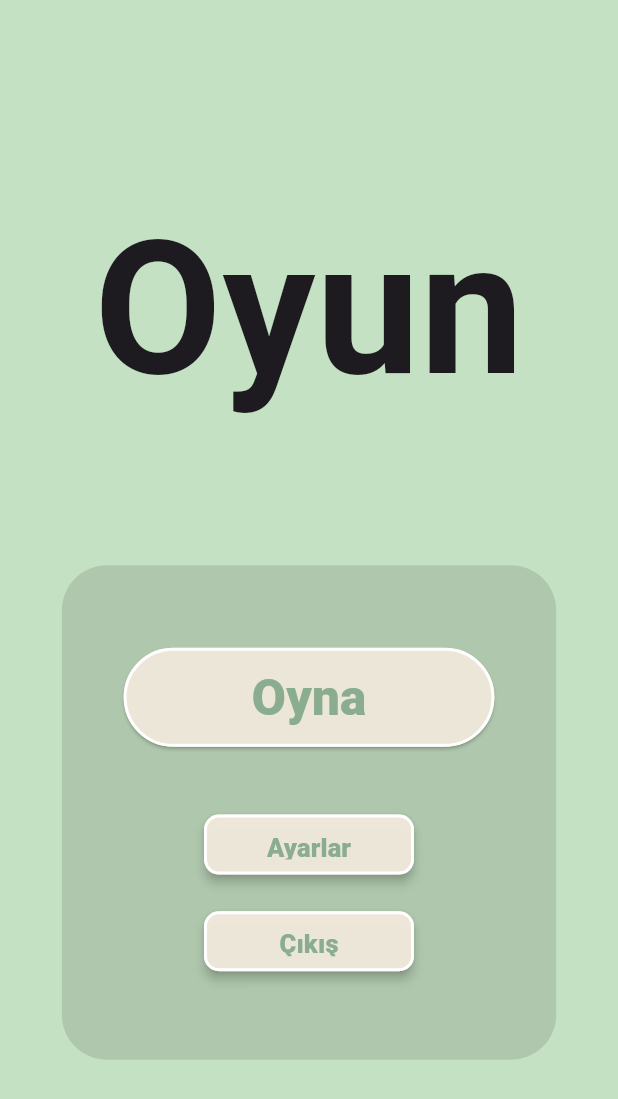
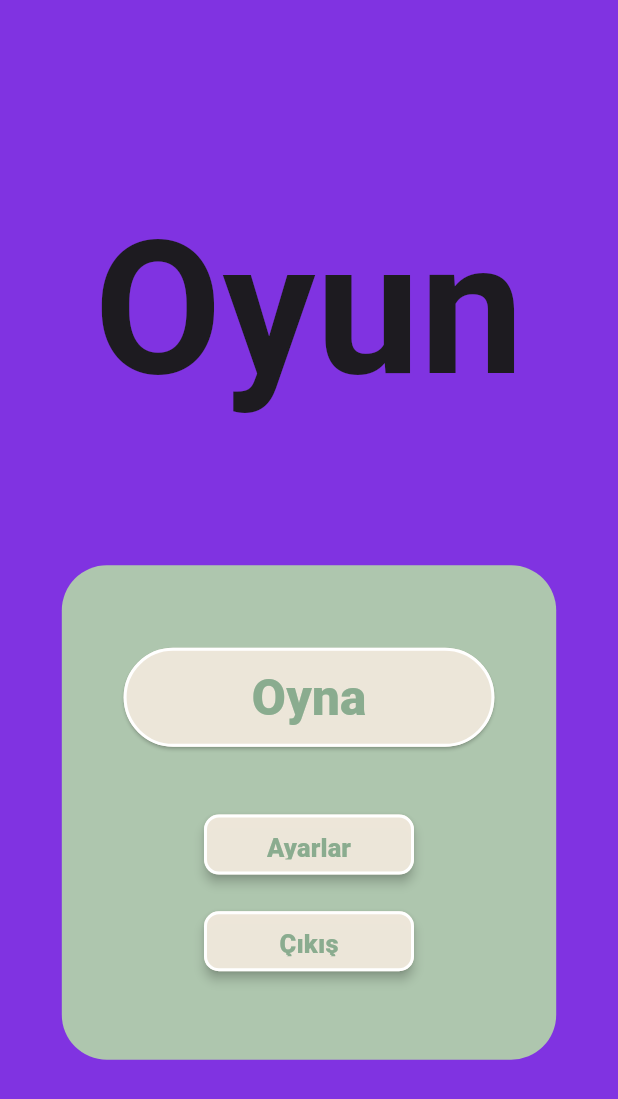
Before and after one commit to ensarsnr/Flutter-Game, a Flutter app: the screen it shows after launch, on a phone screen of 412 x 824 dp. Shown: the top 1099 px of the screen. Run offline on Flutter 3.47's test engine with Material 3 defaults, Android fonts, the phone set to English and light mode, and no system bars.

Commit message:
Added new colors

```diff
--- a/lib/constants/app_color.dart
+++ b/lib/constants/app_color.dart
@@ -5,5 +5,9 @@ class ColorConstants {
   static const ZANAH = Color(0xffbAFC8AD);
   static const EDELWEISS = Color(0xffbEEE7DA);
   static const NANO_WHITE = Color(0xffbF2F1EB);
-  static const GREEN_MYTH = Color(0xffbC3E2C2);
+  static const GREEN_MYTH = Color(0xffb7E30E1);
+  static const COTTON_BALL = Color(0xffbF3F8FF);
+  static const HIBISCUS_POP = Color(0xffbE26EE5);
+  static const THICK_PURPLE = Color(0xffb7E30E1);
+  static const PITCH_VIOLET = Color(0xffb49108B);
 }
```
